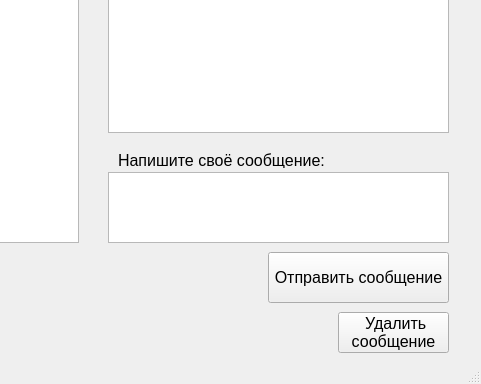
The window that client/client.ui (Mstislav13/Client-server-applications-in-Python) describes before a commit, drawn with Qt 5; both pictures show x 202 to 683 and y 297 to 681 of the 683 by 681 pixel window.
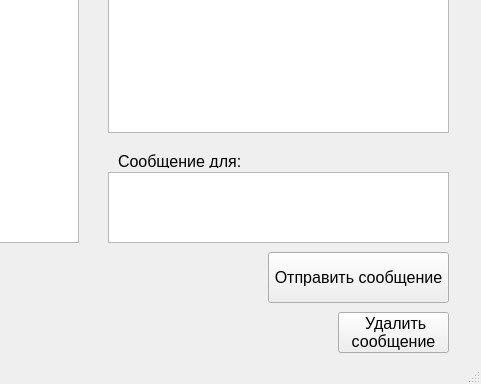
The same window after the commit.

What changed in the file:
```diff
--- a/client/client.ui
+++ b/client/client.ui
@@ -110,7 +110,7 @@
      <rect>
       <x>320</x>
       <y>430</y>
-      <width>211</width>
+      <width>321</width>
       <height>16</height>
      </rect>
     </property>
@@ -120,7 +120,7 @@
      </font>
     </property>
     <property name="text">
-     <string>Напишите своё сообщение:</string>
+     <string>&lt;html&gt;&lt;head/&gt;&lt;body&gt;&lt;p&gt;Сообщение для:&lt;/p&gt;&lt;/body&gt;&lt;/html&gt;</string>
     </property>
    </widget>
    <widget class="QListView" name="list_contacts">
```
